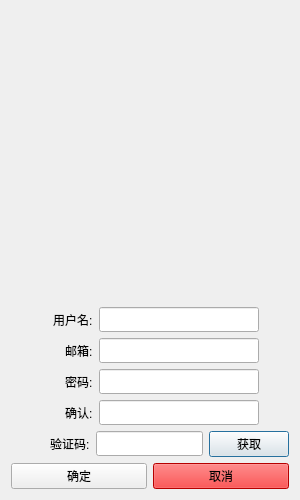
This is register_dialog.ui in BAOfanTing/Relx-Chat as Qt 5 draws it before an edit. The edited form follows.
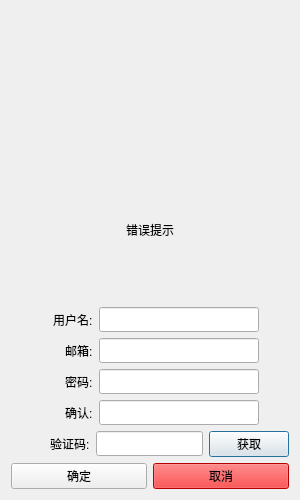
This is the edited form. Icons and pictures are not drawn.

What changed in the file:
```diff
--- a/register_dialog.ui
+++ b/register_dialog.ui
@@ -47,6 +47,16 @@
      </property>
     </widget>
    </item>
+   <item>
+    <widget class="QLabel" name="label">
+     <property name="text">
+      <string>错误提示</string>
+     </property>
+     <property name="alignment">
+      <set>Qt::AlignmentFlag::AlignCenter</set>
+     </property>
+    </widget>
+   </item>
    <item>
     <layout class="QHBoxLayout" name="horizontalLayout_6">
      <item>
```
